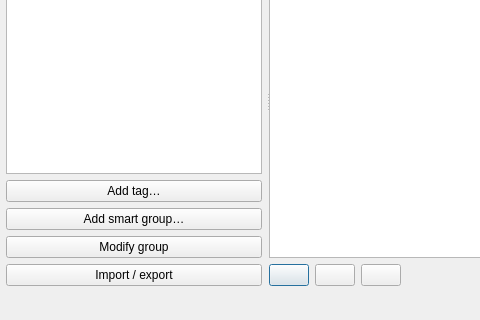
qgis/QGIS, file src/ui/qgsstylemanagerdialogbase.ui: the form before one commit; both pictures show x 0 to 480 and y 90 to 410 of the 720 by 410 pixel window.
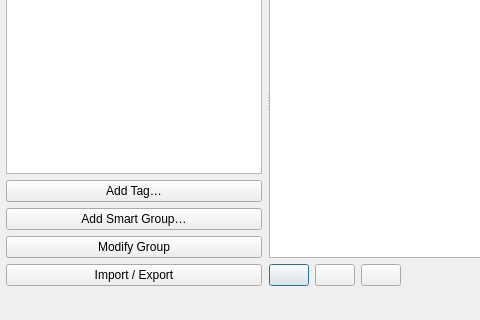
The form after the commit. Icons and pictures are not drawn. Custom widgets are drawn as their Qt base class.

What changed in the file:
```diff
--- a/src/ui/qgsstylemanagerdialogbase.ui
+++ b/src/ui/qgsstylemanagerdialogbase.ui
@@ -79,7 +79,7 @@
        <item row="1" column="0">
         <widget class="QPushButton" name="btnAddTag">
          <property name="text">
-          <string>Add tag…</string>
+          <string>Add Tag…</string>
          </property>
          <property name="autoDefault">
           <bool>false</bool>
@@ -89,7 +89,7 @@
        <item row="2" column="0">
         <widget class="QPushButton" name="btnAddSmartgroup">
          <property name="text">
-          <string>Add smart group…</string>
+          <string>Add Smart Group…</string>
          </property>
          <property name="autoDefault">
           <bool>false</bool>
@@ -102,7 +102,7 @@
           <string>Modify selected tag or smart group</string>
          </property>
          <property name="text">
-          <string>Modify group</string>
+          <string>Modify Group</string>
          </property>
          <property name="autoDefault">
           <bool>false</bool>
@@ -112,7 +112,7 @@
        <item row="4" column="0">
         <widget class="QPushButton" name="btnShare">
          <property name="text">
-          <string>Import / export</string>
+          <string>Import / Export</string>
          </property>
          <property name="icon">
           <iconset resource="../../images/images.qrc">
```
